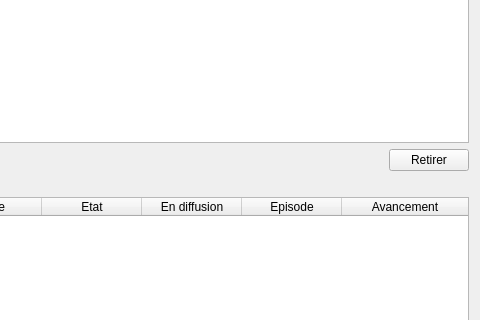
Old version of the form src/ui/tabs/planning_tab.ui in the repository seigneurfuo/MyAnimeManager3; both pictures show x 370 to 850 and y 99 to 419 of the 850 by 546 pixel window.
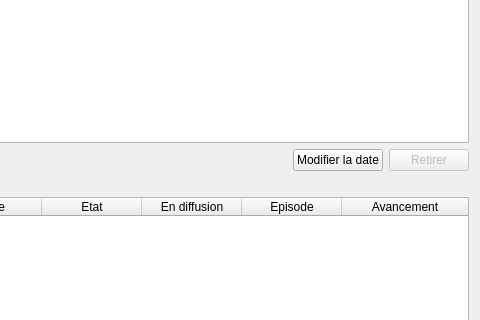
New version of the form. Icons and pictures are not drawn.

Commit message: Ajout d'un bouton pour modifier facilement une date d'un épisode vu dans le planning.

```diff
--- a/src/ui/tabs/planning_tab.ui
+++ b/src/ui/tabs/planning_tab.ui
@@ -152,8 +152,22 @@
          </property>
         </spacer>
        </item>
+       <item>
+        <widget class="QPushButton" name="change_date_button">
+         <property name="text">
+          <string>Modifier la date</string>
+         </property>
+         <property name="icon">
+          <iconset>
+           <normaloff>../../resources/icons/pencil.png</normaloff>../../resources/icons/pencil.png</iconset>
+         </property>
+        </widget>
+       </item>
        <item>
         <widget class="QPushButton" name="delete_button">
+         <property name="enabled">
+          <bool>false</bool>
+         </property>
          <property name="maximumSize">
           <size>
            <width>91</width>
```
The commit also changes 1 other file.
